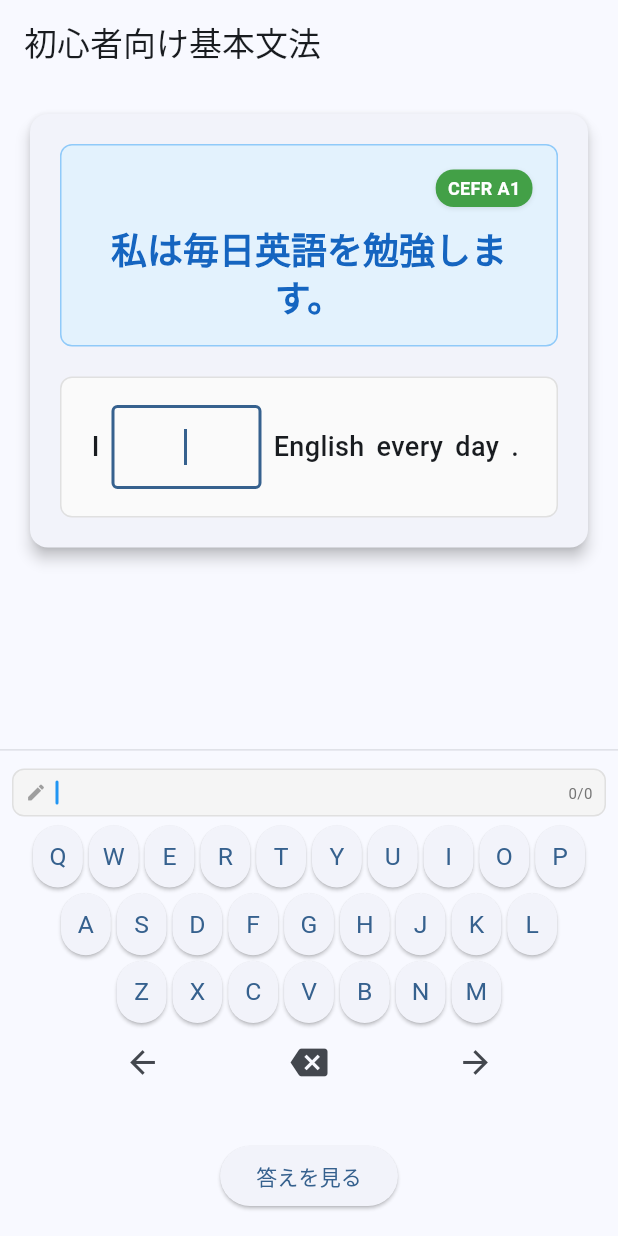
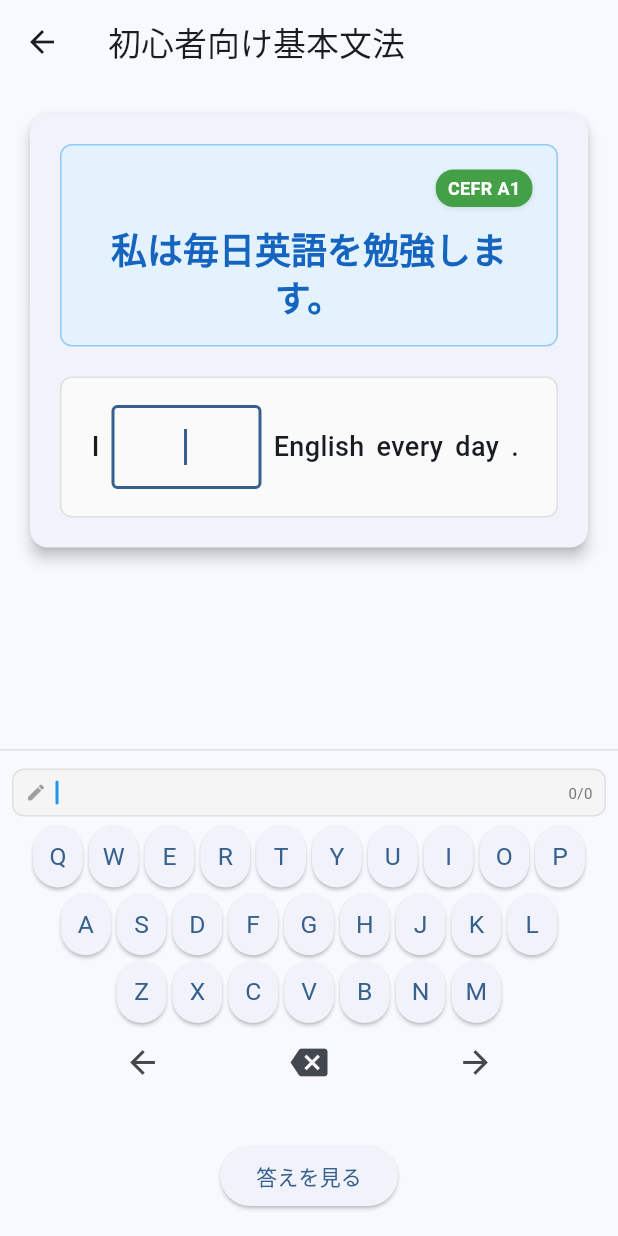
Before and after one commit to mocoarow/cocotola-1.24, a Flutter app: the screen it shows after launch, after a tap on "初心者向け基本文法", on a phone screen of 412 x 824 dp. Run offline on Flutter 3.47's test engine with Material 3 defaults, Android fonts, the phone set to English and light mode, and no system bars; our stand-ins replace flutter_riverpod.

```diff
--- a/cocotola-mobile/lib/screens/learning_screen_unified.dart
+++ b/cocotola-mobile/lib/screens/learning_screen_unified.dart
@@ -37,6 +37,11 @@ class LearningScreenUnified extends ConsumerWidget {
     return Scaffold(
       appBar: AppBar(
         title: Text(appState.selectedProblemSet!.title),
+        leading: IconButton(
+          icon: const Icon(Icons.arrow_back),
+          onPressed: () => appStateManager.returnToMenu(),
+          tooltip: 'メニューに戻る',
+        ),
       ),
       body: Column(
         children: [
```
